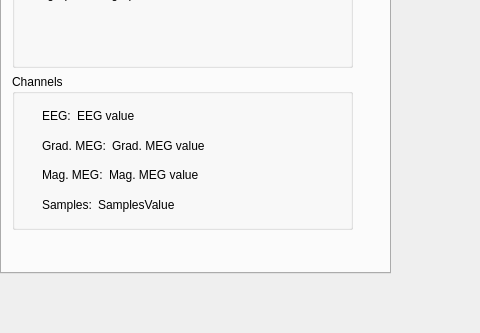
cibr-jyu/meggie, file hoksotin/ui/qt4Designer/UIehdotus7.ui: the form before one commit; both pictures show x 0 to 480 and y 525 to 858 of the 599 by 858 pixel window.
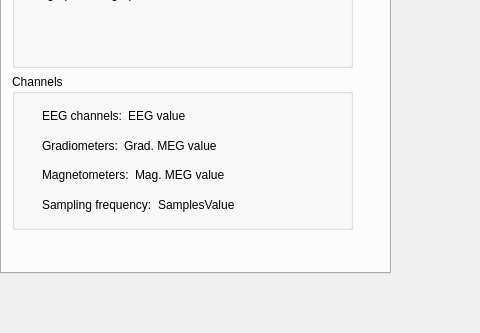
The form after the commit. Icons and pictures are not drawn.

Patch:
```diff
--- a/hoksotin/ui/qt4Designer/UIehdotus7.ui
+++ b/hoksotin/ui/qt4Designer/UIehdotus7.ui
@@ -268,7 +268,7 @@
                 <item>
                  <widget class="QLabel" name="labelEEG">
                   <property name="text">
-                   <string>EEG:</string>
+                   <string>EEG channels:</string>
                   </property>
                  </widget>
                 </item>
@@ -292,7 +292,7 @@
                 <item>
                  <widget class="QLabel" name="labelGradMEG">
                   <property name="text">
-                   <string>Grad. MEG:</string>
+                   <string>Gradiometers:</string>
                   </property>
                  </widget>
                 </item>
@@ -316,7 +316,7 @@
                 <item>
                  <widget class="QLabel" name="labelMagMEG">
                   <property name="text">
-                   <string>Mag. MEG:</string>
+                   <string>Magnetometers:</string>
                   </property>
                  </widget>
                 </item>
@@ -340,7 +340,7 @@
                 <item>
                  <widget class="QLabel" name="labelSamples">
                   <property name="text">
-                   <string>Samples:</string>
+                   <string>Sampling frequency:</string>
                   </property>
                  </widget>
                 </item>
```
